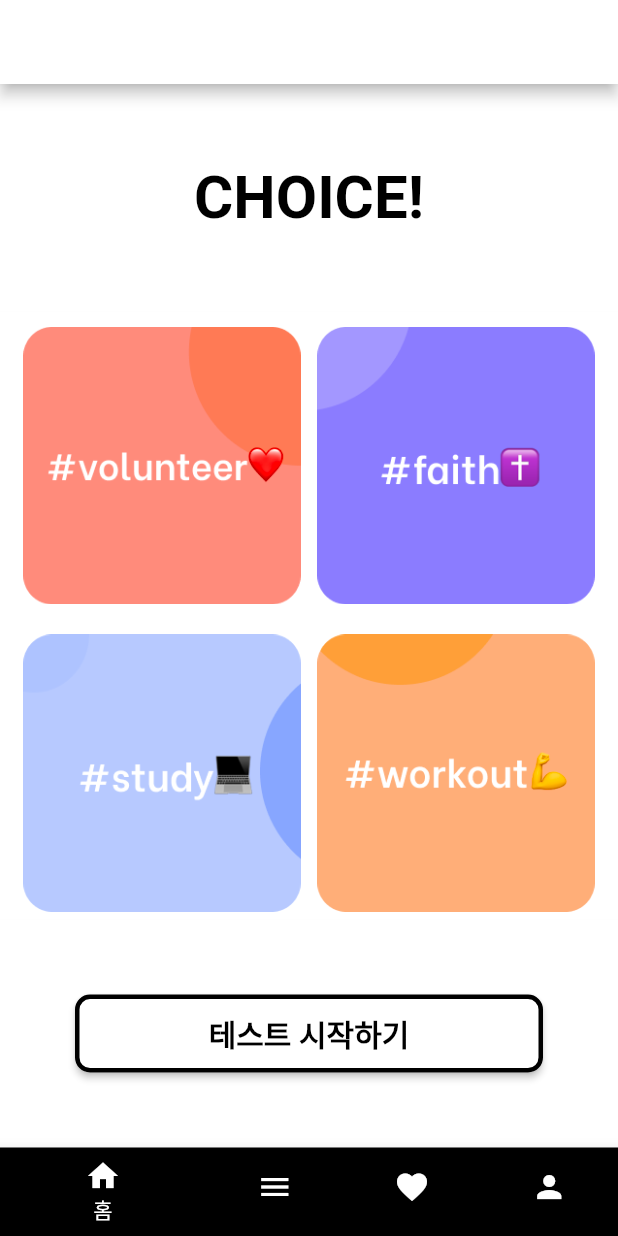
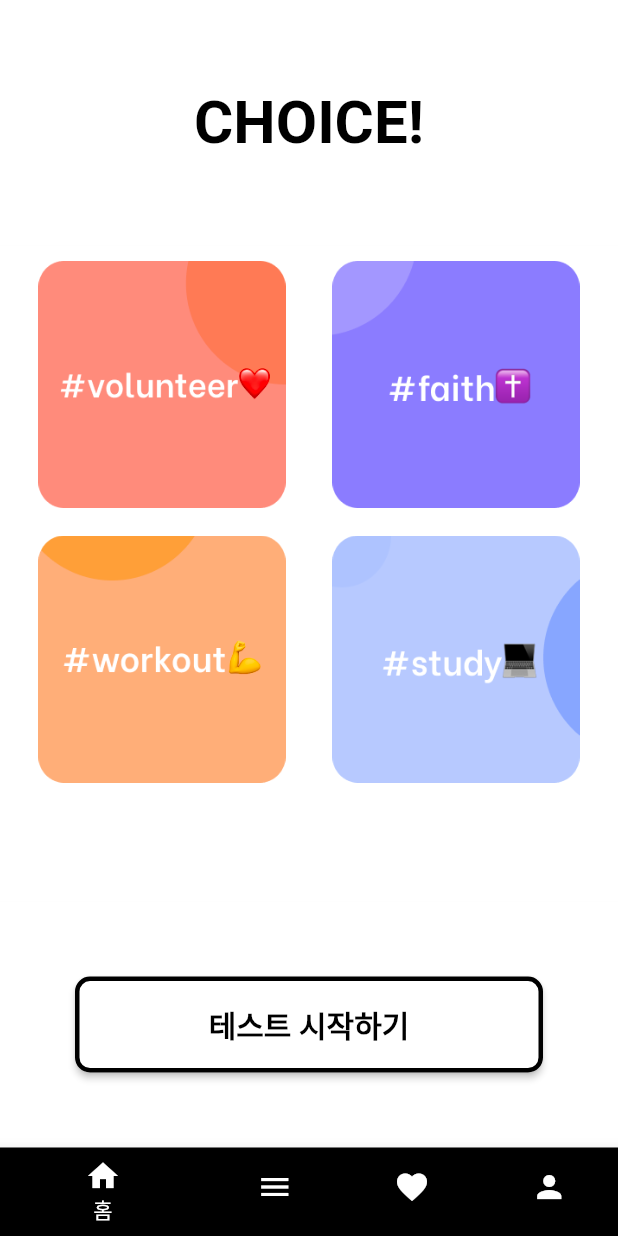
Before and after one commit to 2023CHOICE/2023choice, a Flutter app: the screen it shows after launch, on a phone screen of 412 x 824 dp. Run offline on Flutter 3.47's test engine with Material 2 defaults, Android fonts, the phone set to English and light mode, and no system bars.

Commit message:
modify home.dart
모든 기기에서 크기가 일정하도록 sizedBox의 height 수정

```diff
--- a/choice/lib/func/home.dart
+++ b/choice/lib/func/home.dart
@@ -1,7 +1,7 @@
 import 'package:flutter/material.dart';
 
-class MyApp extends StatelessWidget {
-  const MyApp({super.key});
+class Home extends StatelessWidget {
+  const Home({super.key});
 
   static const String _title = 'Flutter Code Sample';
 
@@ -34,14 +34,16 @@ class _MyStatefulWidgetState extends State<MyStatefulWidget> {
 
   @override
   Widget build(BuildContext context) {
+    final deviceHeight = MediaQuery.of(context).size.height;
+    final standardDeviceHeight = 900;
     return Scaffold(
-      appBar: AppBar(
-        title: Text(
-          '',
-          style: TextStyle(color: Colors.black),
-        ),
-        backgroundColor: Colors.white,
-      ),
+      // appBar: AppBar(
+      //   title: Text(
+      //     '',
+      //     style: TextStyle(color: Colors.black),
+      //   ),
+      //   backgroundColor: Colors.white,
+      // ),
       body: SafeArea(
         child: Column(
           crossAxisAlignment: CrossAxisAlignment.stretch,
@@ -69,34 +71,26 @@ class _MyStatefulWidgetState extends State<MyStatefulWidget> {
                 child: Column(
                   children: [
                     SizedBox(
-                      height: 185,
+                      height: 180 * ( deviceHeight / standardDeviceHeight),
                       child: Row(
                         mainAxisAlignment: MainAxisAlignment.spaceAround,
                         children: [
-                          Image(
-                            image: AssetImage('assets/images/1.png'),
-                          ),
-                          Image(
-                            image: AssetImage('assets/images/2.png'),
-                          ),
+                          Image.asset('assets/images/1.png', fit: BoxFit.fill),
+                          Image.asset('assets/images/2.png', fit: BoxFit.fill),
                         ],
 
                       ),
                     ),
                     SizedBox(
-                      height: 20,
+                      height: 20 * ( deviceHeight / standardDeviceHeight),
                     ),
                     SizedBox(
-                      height: 185,
+                      height: 180 * ( deviceHeight / standardDeviceHeight),
                       child: Row(
                         mainAxisAlignment: MainAxisAlignment.spaceAround,
                         children: [
-                          Image(
-                            image: AssetImage('assets/images/4.png'),
-                          ),
-                          Image(
-                            image: AssetImage('assets/images/3.png'),
-                          ),
+                          Image.asset('assets/images/3.png', fit: BoxFit.fill),
+                          Image.asset('assets/images/4.png', fit: BoxFit.fill),
                         ],
 
                       ),
--- a/choice/lib/main.dart
+++ b/choice/lib/main.dart
@@ -2,4 +2,4 @@ import 'package:flutter/material.dart';
 
 import 'func/home.dart';
 
-void main() => runApp(const MyApp());
+void main() => runApp(const Home());
--- a/choice/pubspec.yaml
+++ b/choice/pubspec.yaml
@@ -36,6 +36,7 @@ dependencies:
   # The following adds the Cupertino Icons font to your application.
   # Use with the CupertinoIcons class for iOS style icons.
   cupertino_icons: ^1.0.2
+
 
 dev_dependencies:
   flutter_test:
```
Also changed, not shown: 2 other files.
